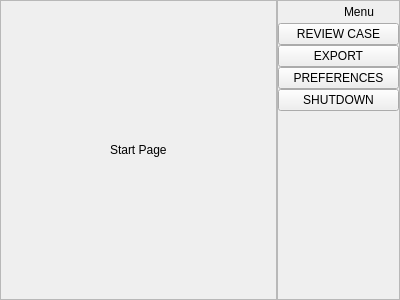
This is flipVerticalLayout/formstart.ui in laszlo-avotra-tips/layout as Qt 5 draws it before an edit. The edited form follows.
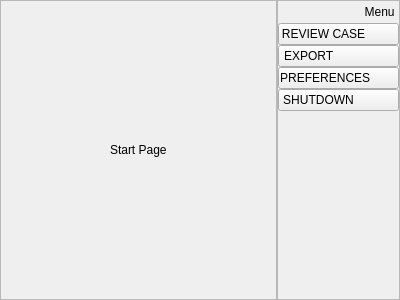
This is the edited form.

Commit message: start page menu with buttons

What changed in the file:
```diff
--- a/flipVerticalLayout/formstart.ui
+++ b/flipVerticalLayout/formstart.ui
@@ -141,7 +141,7 @@
            <string notr="true"/>
           </property>
           <property name="text">
-           <string>Menu</string>
+           <string>             Menu</string>
           </property>
           <property name="checkable">
            <bool>true</bool>
@@ -156,28 +156,28 @@
       <item>
        <widget class="QPushButton" name="pushButtonReviewCase">
         <property name="text">
-         <string>REVIEW CASE</string>
+         <string> REVIEW CASE          </string>
         </property>
        </widget>
       </item>
       <item>
        <widget class="QPushButton" name="pushButtonExport">
         <property name="text">
-         <string>EXPORT</string>
+         <string>EXPORT                  </string>
         </property>
        </widget>
       </item>
       <item>
        <widget class="QPushButton" name="pushButtonPreferences">
         <property name="text">
-         <string>PREFERENCES</string>
+         <string>PREFERENCES        </string>
         </property>
        </widget>
       </item>
       <item>
        <widget class="QPushButton" name="pushButtonShutdown">
         <property name="text">
-         <string>SHUTDOWN</string>
+         <string>SHUTDOWN            </string>
         </property>
        </widget>
       </item>
```
The commit also changes 6 other files.
